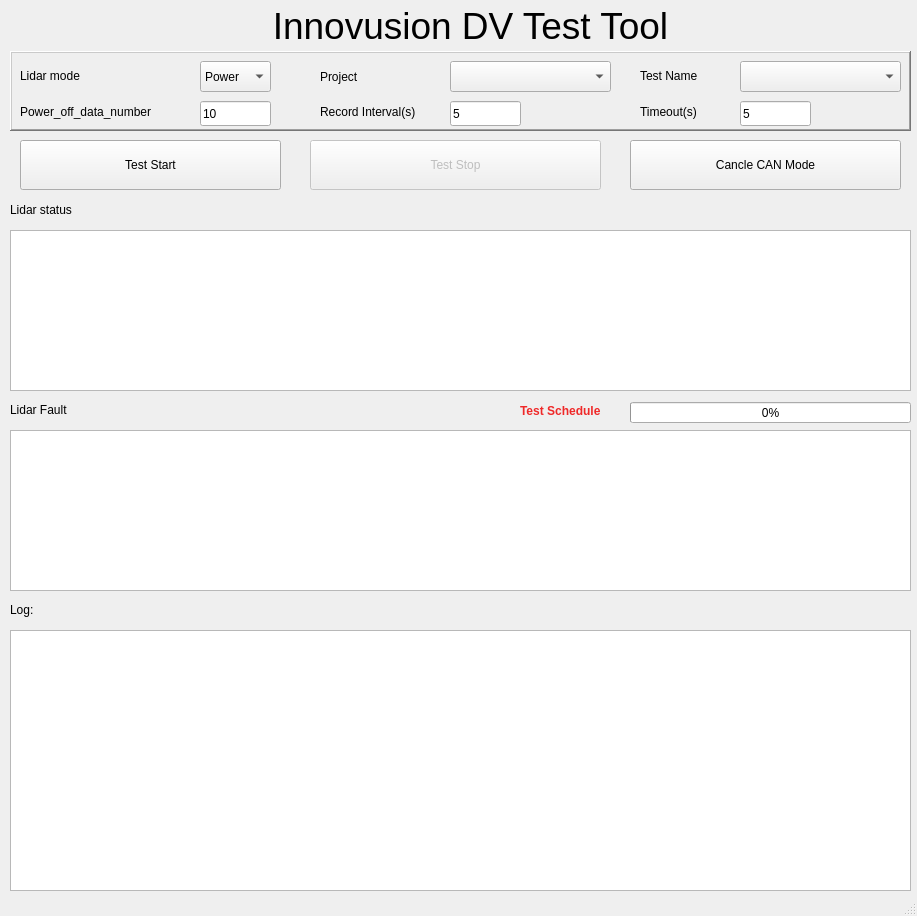
Old version of the form UI/userpage.ui in the repository katewutao/innovusion_dv.
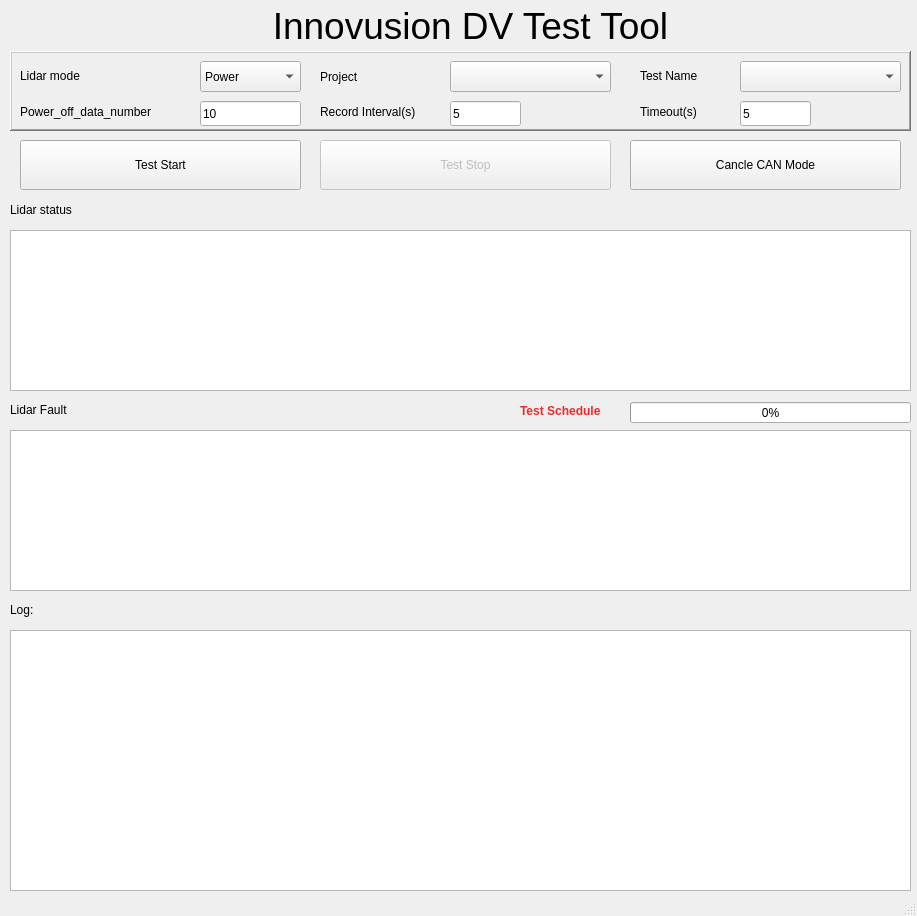
New version of the form.

```diff
--- a/UI/userpage.ui
+++ b/UI/userpage.ui
@@ -54,7 +54,7 @@
      <rect>
       <x>20</x>
       <y>140</y>
-      <width>261</width>
+      <width>281</width>
       <height>50</height>
      </rect>
     </property>
@@ -187,7 +187,7 @@
       <rect>
        <x>190</x>
        <y>10</y>
-       <width>71</width>
+       <width>101</width>
        <height>31</height>
       </rect>
      </property>
@@ -207,7 +207,7 @@
       <rect>
        <x>190</x>
        <y>50</y>
-       <width>71</width>
+       <width>101</width>
        <height>25</height>
       </rect>
      </property>
@@ -310,7 +310,7 @@
     </property>
     <property name="geometry">
      <rect>
-      <x>310</x>
+      <x>320</x>
       <y>140</y>
       <width>291</width>
       <height>50</height>
```
Left out of the diff: 5 changed lines with no effect on the pictures.
